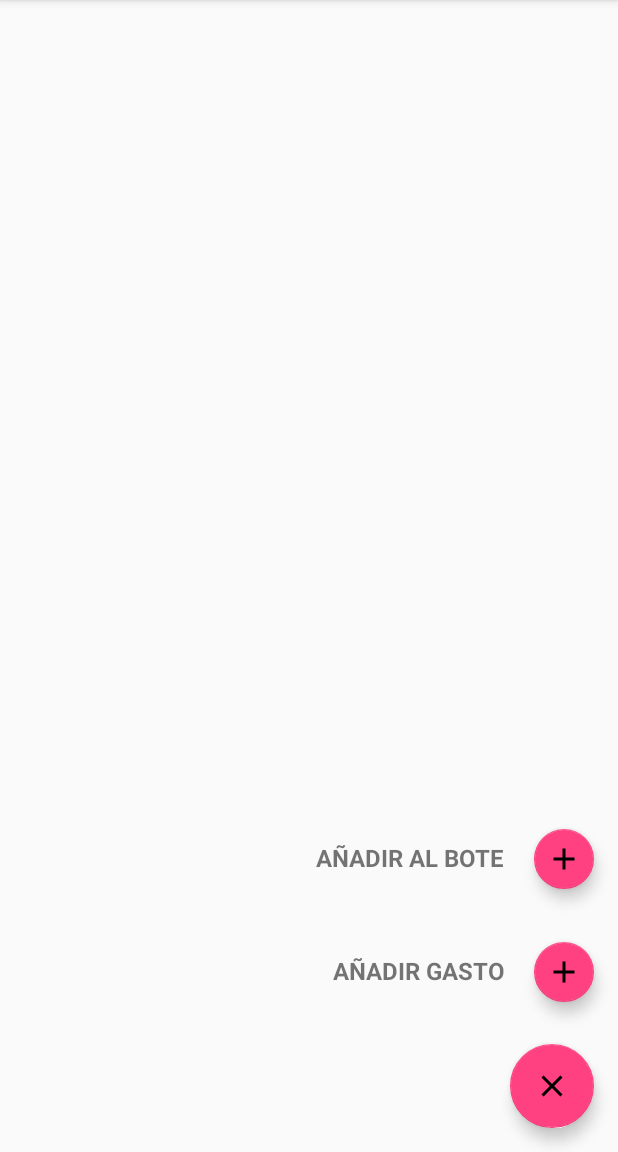
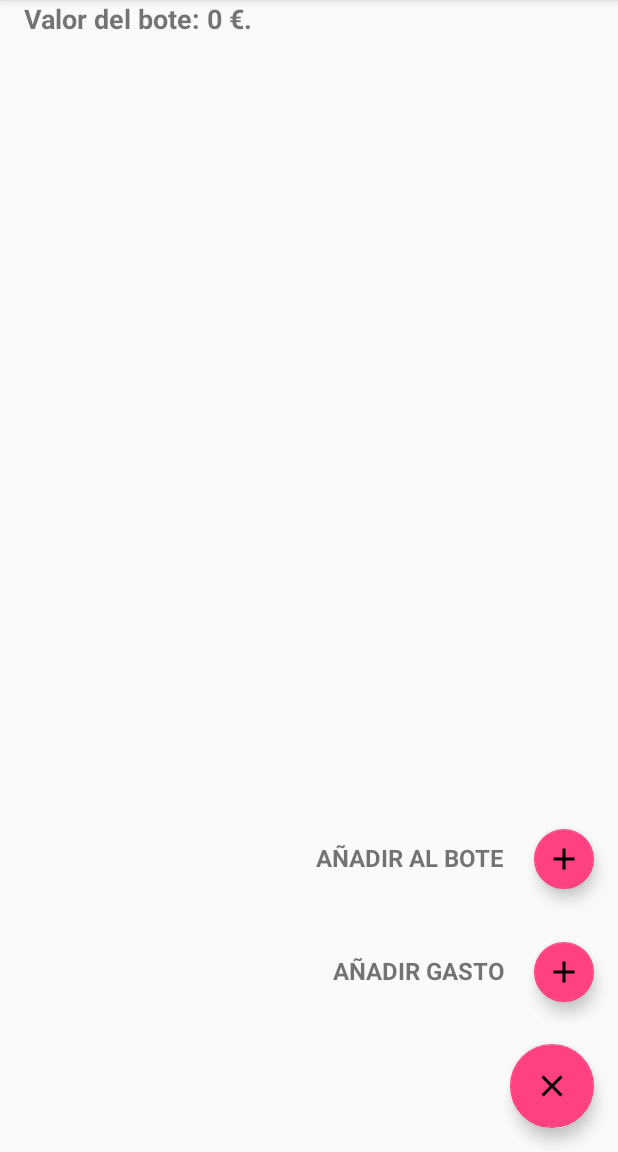
Before and after one commit to Ibericoders/Control-Gastos, an Android app: the screen it shows after launch (MainActivity), in the options menu, after a tap on "Importar BBDD", on a phone screen of 412 x 824 dp, the part 84-1236 px from its top. Run offline under Robolectric (Android 15) with nearby library versions, the phone set to English and light mode, and no system bars.

Commit message:
Añadido bote y sus metodos.

```diff
--- a/app/src/main/java/com/ibericoders/controlgastos/MainActivity.java
+++ b/app/src/main/java/com/ibericoders/controlgastos/MainActivity.java
@@ -1,8 +1,10 @@
 package com.ibericoders.controlgastos;
 
 import android.Manifest;
+import android.content.Context;
 import android.content.DialogInterface;
 import android.content.Intent;
+import android.content.SharedPreferences;
 import android.content.pm.PackageManager;
 import android.icu.util.Calendar;
 import android.net.Uri;
@@ -17,12 +19,14 @@ import android.support.v7.app.AlertDialog;
 import android.support.v7.app.AppCompatActivity;
 import android.os.Bundle;
 import android.support.v7.widget.CardView;
+import android.text.InputType;
 import android.util.Log;
 import android.view.Menu;
 import android.view.MenuInflater;
 import android.view.MenuItem;
 import android.view.View;
 import android.widget.EditText;
+import android.widget.LinearLayout;
 import android.widget.ListView;
 import android.widget.TextView;
 import android.widget.Toast;
@@ -43,7 +47,7 @@ public class MainActivity extends AppCompatActivity {
     GestionGastos ggastos;
     CardView exportar;
     EditText em_exp;
-    TextView filtro,tvfab2,tvfab3;
+    TextView filtro,tvfab2,tvfab3,bote;
     FloatingActionButton fab1,fab2,fab3;
     int CHOOSE_FILE_REQUESTCODE=15;
 
@@ -67,6 +71,14 @@ public class MainActivity extends AppCompatActivity {
         tvfab2.setVisibility(View.GONE);
         tvfab3=(TextView)this.findViewById(R.id.tv_fabsub2);
         tvfab3.setVisibility(View.GONE);
+        bote=(TextView)this.findViewById(R.id.tv_valorBote);
+
+        SharedPreferences prefs=getSharedPreferences("bote", Context.MODE_PRIVATE);
+        if(prefs.getString("bote","null").equals("null")){
+            bote.setText("Valor del bote: 0 €.");
+        }else{
+            bote.setText("Valor del bote: "+prefs.getString("bote",null)+" €.");
+        }
     }
 
     @Override
@@ -84,6 +96,13 @@ public class MainActivity extends AppCompatActivity {
         //Ocultar tarjeta exportar
         exportar.setVisibility(View.GONE);
 
+        SharedPreferences prefs=getSharedPreferences("bote", Context.MODE_PRIVATE);
+        if(prefs.getString("bote","null").equals("null")){
+            bote.setText("Valor del bote: 0 €.");
+        }else{
+            bote.setText("Valor del bote: "+prefs.getString("bote",null)+" €.");
+        }
+
     }
 
     @Override
@@ -97,6 +116,13 @@ public class MainActivity extends AppCompatActivity {
         //Mostrar datos en ListView
         ListadoAdapter adapter=new ListadoAdapter(this,datos);
         gastos.setAdapter(adapter);
+
+        SharedPreferences prefs=getSharedPreferences("bote", Context.MODE_PRIVATE);
+        if(prefs.getString("bote","null").equals("null")){
+            bote.setText("Valor del bote: 0 €.");
+        }else{
+            bote.setText("Valor del bote: "+prefs.getString("bote",null)+" €.");
+        }
     }
 
     @Override
@@ -180,6 +206,52 @@ public class MainActivity extends AppCompatActivity {
 
         }
 
+    }
+
+    public void anadir(View v){
+        AlertDialog.Builder alertDialog = new AlertDialog.Builder(MainActivity.this);
+        alertDialog.setTitle("Añadir dinero al bote");
+        alertDialog.setMessage("Introduce la cantidad a añadir");
+
+        final EditText input = new EditText(MainActivity.this);
+        input.setRawInputType(InputType.TYPE_CLASS_NUMBER);
+        LinearLayout.LayoutParams lp = new LinearLayout.LayoutParams(
+                LinearLayout.LayoutParams.MATCH_PARENT,
+                LinearLayout.LayoutParams.MATCH_PARENT);
+        input.setLayoutParams(lp);
+        alertDialog.setView(input);
+
+        alertDialog.setPositiveButton(android.R.string.ok, new DialogInterface.OnClickListener() {
+            @Override
+            public void onClick(DialogInterface dialog, int which) {
+                double cantidad=Double.parseDouble(input.getText().toString());
+                SharedPreferences prefs=getSharedPreferences("bote", Context.MODE_PRIVATE);
+                SharedPreferences.Editor editor=prefs.edit();
+                if(prefs.getString("bote","null").equals("null")){
+                    editor.remove("bote");
+                    editor.putString("bote",String.valueOf(cantidad));
+                    bote.setText("Valor del bote: "+String.valueOf(cantidad)+" €.");
+                }else{
+                    String anterior=prefs.getString("bote",null);
+                    double valorAnterior=Double.parseDouble(anterior);
+                    String res=String.valueOf(valorAnterior+cantidad);
+                    editor.remove("bote");
+                    editor.putString("bote",res);
+                    bote.setText("Valor del bote: "+res+" €.");
+                }
+                editor.apply();
+                dialog.cancel();
+            }
+        });
+
+        alertDialog.setNegativeButton(android.R.string.cancel, new DialogInterface.OnClickListener() {
+            @Override
+            public void onClick(DialogInterface dialog, int which) {
+                dialog.cancel();
+            }
+        });
+
+        alertDialog.show();
     }
 
     public void empezarProceso(){
--- a/app/src/main/res/layout/activity_main.xml
+++ b/app/src/main/res/layout/activity_main.xml
@@ -20,6 +20,16 @@
             android:paddingRight="10sp"
             android:text="TextView"
             android:textSize="18sp" />
+
+        <TextView
+            android:id="@+id/tv_valorBote"
+            android:layout_width="match_parent"
+            android:layout_height="wrap_content"
+            android:paddingLeft="16sp"
+            android:paddingRight="10sp"
+            android:text="Valor del bote: "
+            android:textSize="18sp"
+            android:textStyle="bold" />
 
         <ScrollView
             android:layout_width="match_parent"
@@ -100,6 +110,7 @@
         android:layout_marginRight="16dp"
         android:layout_marginTop="16dp"
         android:clickable="true"
+        android:onClick="anadir"
         app:fabSize="mini"
         app:srcCompat="@drawable/ic_anadir" />
 
```
Also changed, not shown: app/src/main/java/com/ibericoders/controlgastos/NuevoGastoActivity.java (+15 -0 lines).
